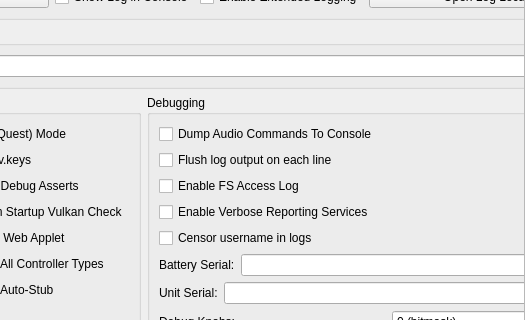
ReiKatari/STORM_EDEN, file src/storm_switch/configuration/configure_debug.ui: the form before one commit; both pictures show x 306 to 831 and y 81 to 401 of the 831 by 760 pixel window.
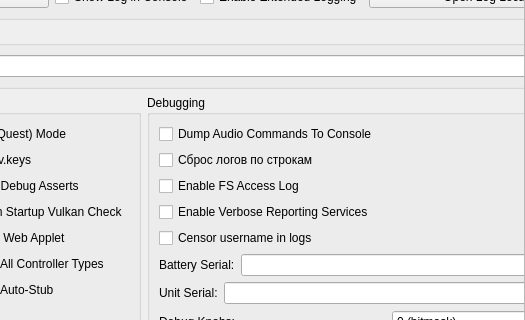
The form after the commit.

Diff of the .ui file:
```diff
--- a/src/storm_switch/configuration/configure_debug.ui
+++ b/src/storm_switch/configuration/configure_debug.ui
@@ -727,7 +727,7 @@
          <item row="2" column="0">
           <widget class="QCheckBox" name="flush_line">
            <property name="text">
-            <string>Flush log output on each line</string>
+            <string>Сброс логов по строкам</string>
            </property>
           </widget>
          </item>
```
